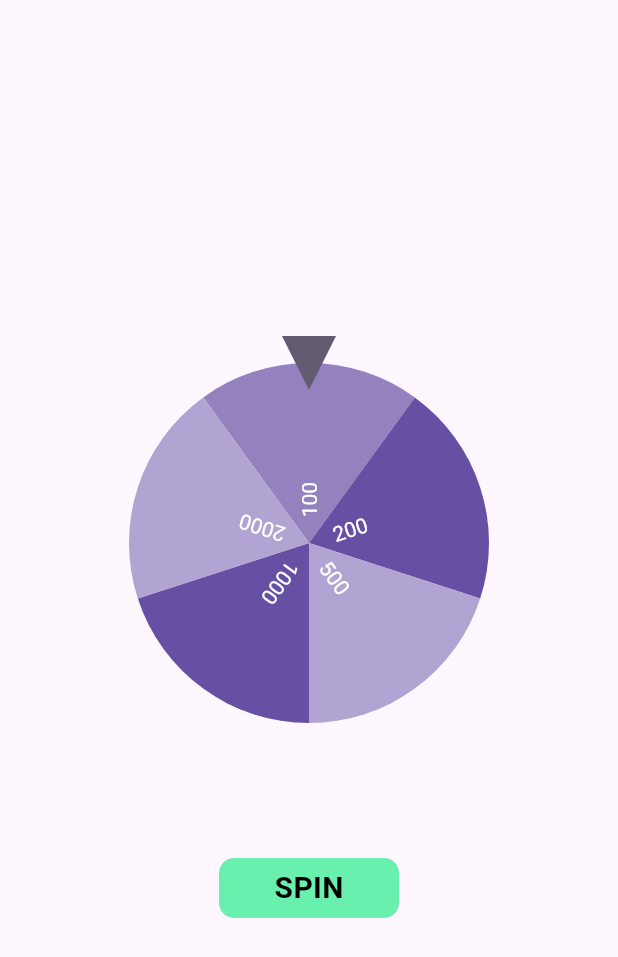
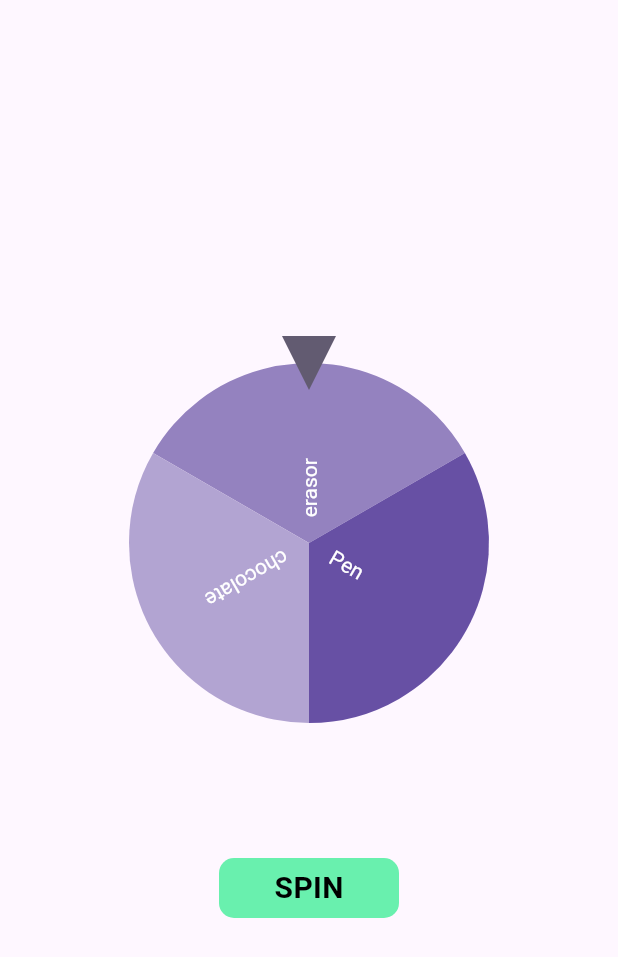
Before and after one commit to Himal-Thapa1/project_tyche, a Flutter app: the screen it shows after launch, on a phone screen of 412 x 824 dp. Shown: the top 957 px of the screen. Run offline on Flutter 3.47's test engine with Material 3 defaults, Android fonts, the phone set to English and light mode, and no system bars; drawn by our look-alikes of flutter_fortune_wheel; our stand-ins replace rxdart.

Commit message:
built the basic one

```diff
--- a/lib/spinwheelscreen.dart
+++ b/lib/spinwheelscreen.dart
@@ -11,9 +11,9 @@ class SpinWheel extends StatefulWidget {
 
 class _SpinWheelState extends State<SpinWheel> {
   final selected = BehaviorSubject<int>();
-  int rewards = 0;
+   List<String> rewards = ["erasor", "Pen", "chocolate"];
 
-  List<int> items = [100, 200, 500, 1000, 2000];
+  List<String> items = ["erasor", "Pen", "chocolate"];
 
   @override
   void dispose() {
@@ -34,18 +34,17 @@ class _SpinWheelState extends State<SpinWheel> {
               child: FortuneWheel(
                 selected: selected.stream,
                 animateFirst: false,
-                items: [
-                  for (int i = 0; i < items.length; i++) ...<FortuneItem>{
-                    FortuneItem(child: Text(items[i].toString())),
-                  },
-                ],
+                items: List<FortuneItem>.generate(
+                  items.length,
+                  (i) => FortuneItem(child: Text(items[i])),
+                ),
                 onAnimationEnd: () {
                   setState(() {
-                    rewards = items[selected.value];
+                    rewards = items[selected.value] as List<String>;
                   });
                   ScaffoldMessenger.of(context).showSnackBar(
                     SnackBar(
-                      content: Text("You just won $rewards Points!"),
+                      content: Text("You just won ${rewards[selected.value]}"),
                     ),
                   );
                 },
```
